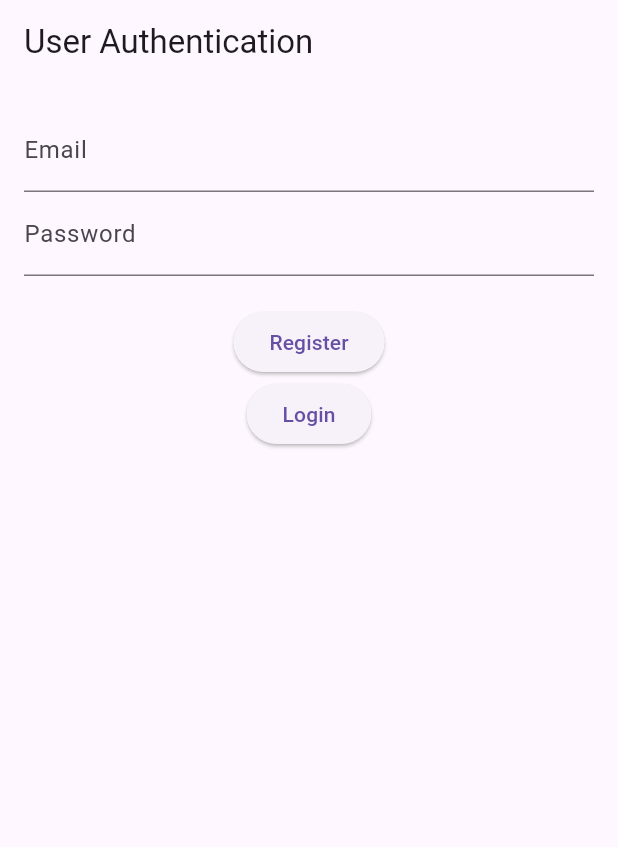
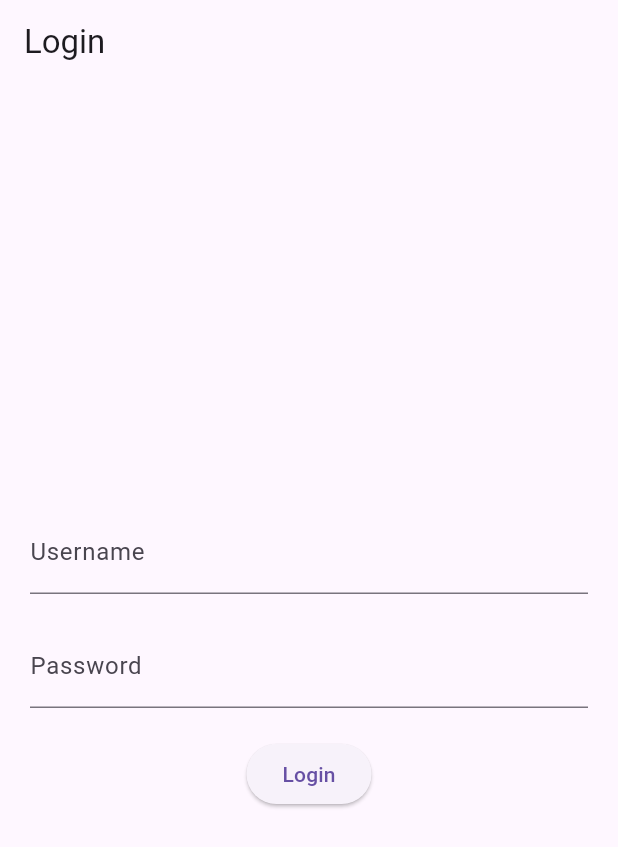
Before and after one commit to Jay-dev1/ddos_protection_app, a Flutter app: the screen it shows after launch, on a phone screen of 412 x 824 dp. Shown: the top 847 px of the screen. Run offline on Flutter 3.47's test engine with Material 3 defaults, Android fonts, the phone set to English and light mode, and no system bars.

```diff
--- a/lib/login_screen.dart
+++ b/lib/login_screen.dart
@@ -1,3 +1,4 @@
+import 'dart:convert';
 import 'package:flutter/material.dart';
 import 'package:http/http.dart' as http;
 
@@ -7,69 +8,56 @@ class LoginScreen extends StatefulWidget {
 }
 
 class _LoginScreenState extends State<LoginScreen> {
-  final TextEditingController _emailController = TextEditingController();
-  final TextEditingController _passwordController = TextEditingController();
+  TextEditingController _usernameController = TextEditingController();
+  TextEditingController _passwordController = TextEditingController();
 
-  Future<void> loginUser(String email, String password) async {
-    try {
-      final url = 'https://ddos-protection-app-git-main-jays-projects-319a96dd.vercel.app/api/users/login';
-      final response = await http.post(
-        Uri.parse(url),
-        body: {
-          'email': email,
-          'password': password,
-        },
-      );
+  Future<void> loginUser() async {
+    String url = 'https://your-vercel-app.vercel.app/api/login'; // Replace with your Vercel serverless function URL
+    var response = await http.post(Uri.parse(url), body: {
+      'username': _usernameController.text,
+      'password': _passwordController.text,
+    });
 
     if (response.statusCode == 200) {
-        print('User logged in successfully');
-        // Navigate to home screen or authenticated screen
+      // Login successful, navigate to home screen
+      Navigator.pushReplacementNamed(context, '/home');
     } else {
-        print('Failed to login: ${response.statusCode}');
-        // Handle login failure, show error message, etc.
-      }
-    } catch (e) {
-      print('Error logging in: $e');
-      // Handle network errors or other exceptions
+      // Login failed, show error message
+      ScaffoldMessenger.of(context).showSnackBar(
+        SnackBar(content: Text('Login failed')),
+      );
     }
   }
 
   @override
   Widget build(BuildContext context) {
     return Scaffold(
-      appBar: AppBar(
-        title: Text('User Login'),
-      ),
-      body: Padding(
-        padding: EdgeInsets.all(16.0),
+      appBar: AppBar(title: Text('Login')),
+      body: Center(
+        child: Padding(
+          padding: const EdgeInsets.all(20.0),
           child: Column(
-          crossAxisAlignment: CrossAxisAlignment.start,
+            mainAxisAlignment: MainAxisAlignment.center,
             children: <Widget>[
               TextField(
-              controller: _emailController,
-              decoration: InputDecoration(
-                labelText: 'Email',
+                controller: _usernameController,
+                decoration: InputDecoration(labelText: 'Username'),
               ),
-            ),
+              SizedBox(height: 20),
               TextField(
                 controller: _passwordController,
+                decoration: InputDecoration(labelText: 'Password'),
                 obscureText: true,
-              decoration: InputDecoration(
-                labelText: 'Password',
               ),
-            ),
-            SizedBox(height: 16.0),
+              SizedBox(height: 20),
               ElevatedButton(
-              onPressed: () {
-                String email = _emailController.text.trim();
-                String password = _passwordController.text.trim();
-                loginUser(email, password);
-              },
+                onPressed: loginUser,
                 child: Text('Login'),
               ),
             ],
           ),
         ),
+      ),
     );
   }
 }
--- a/lib/main.dart
+++ b/lib/main.dart
@@ -1,92 +1,25 @@
+import 'package:ddos_protection_app/HomeScreen.dart';
+import 'package:ddos_protection_app/login_screen.dart';
+import 'package:ddos_protection_app/registration_screen.dart';
 import 'package:flutter/material.dart';
-import 'package:http/http.dart' as http;
-import 'dart:convert';
 
-void main() {
-  runApp(MyApp());
-}
+void main() => runApp(MyApp());
 
 class MyApp extends StatelessWidget {
   @override
   Widget build(BuildContext context) {
     return MaterialApp(
-      home: HomeScreen(),
+      title: 'Your App',
+      theme: ThemeData(
+        primarySwatch: Colors.blue,
+        visualDensity: VisualDensity.adaptivePlatformDensity,
+      ),
+      initialRoute: '/',
+      routes: {
+        '/': (context) => LoginScreen(),
+        '/register': (context) => RegisterScreen(),
+        '/home': (context) => HomeScreen(),
+      },
     );
   }
 }
-
-class HomeScreen extends StatefulWidget {
-  @override
-  _HomeScreenState createState() => _HomeScreenState();
-}
-
-class _HomeScreenState extends State<HomeScreen> {
-  final TextEditingController emailController = TextEditingController();
-  final TextEditingController passwordController = TextEditingController();
-
-  Future<void> registerUser() async {
-    final response = await http.post(
-      Uri.parse('https://ddos-protection-app-git-main-jays-projects-319a96dd.vercel.app/api/users/register'),
-      headers: {'Content-Type': 'application/json'},
-      body: json.encode({
-        'email': emailController.text,
-        'password': passwordController.text,
-      }),
-    );
-
-    if (response.statusCode == 201) {
-      print('User registered successfully!');
-    } else {
-      print('Failed to register user: ${response.body}');
-    }
-  }
-
-  Future<void> loginUser() async {
-    final response = await http.post(
-      Uri.parse('https://ddos-protection-app-git-main-jays-projects-319a96dd.vercel.app/api/users/login'),
-      headers: {'Content-Type': 'application/json'},
-      body: json.encode({
-        'email': emailController.text,
-        'password': passwordController.text,
-      }),
-    );
-
-    if (response.statusCode == 200) {
-      print('User logged in successfully!');
-    } else {
-      print('Failed to login user: ${response.body}');
-    }
-  }
-
-  @override
-  Widget build(BuildContext context) {
-    return Scaffold(
-      appBar: AppBar(title: Text('User Authentication')),
-      body: Padding(
-        padding: EdgeInsets.all(16.0),
-        child: Column(
-          children: [
-            TextField(
-              controller: emailController,
-              decoration: InputDecoration(labelText: 'Email'),
-            ),
-            TextField(
-              controller: passwordController,
-              decoration: InputDecoration(labelText: 'Password'),
-              obscureText: true,
-            ),
-            SizedBox(height: 20),
-            ElevatedButton(
-              onPressed: registerUser,
-              child: Text('Register'),
-            ),
-            ElevatedButton(
-              onPressed: loginUser,
-              child: Text('Login'),
-            ),
-          ],
-        ),
-      ),
-    );
-  }
-}
```
Also changed, not shown: lib/HomeScreen.dart (+3 -24 lines). Lines whose indentation alone changed are shown as unchanged.
